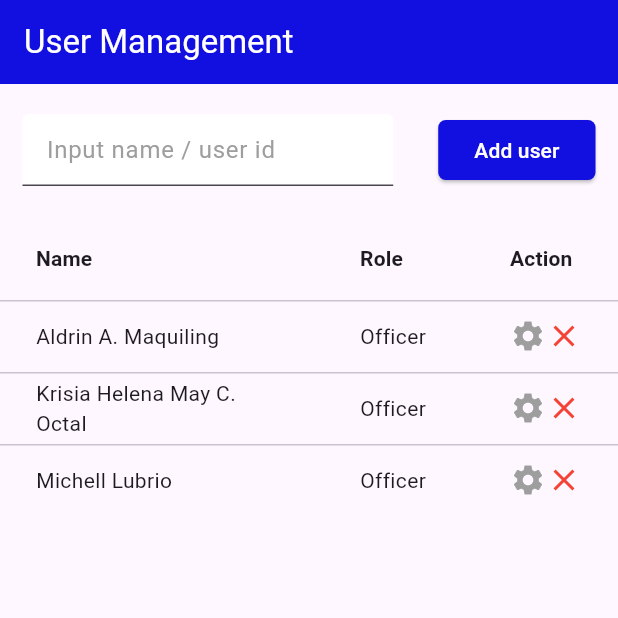
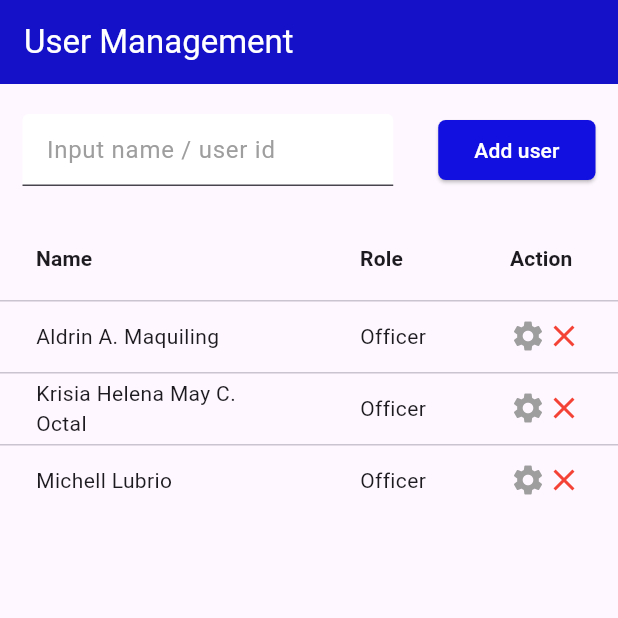
Before and after one commit to aldrinMaq/flutter-user-management, a Flutter app: the screen it shows after launch, on a phone screen of 412 x 824 dp, the top half of it. Run offline on Flutter 3.47's test engine with Material 3 defaults, Android fonts, the phone set to English and light mode, and no system bars.

Commit message:
colorupdate

```diff
--- a/lib/officers.dart
+++ b/lib/officers.dart
@@ -16,7 +16,7 @@ class _OfficerPageState extends State<OfficerPage> {
             'User Management',
             style: TextStyle(color: Colors.white),
           ),
-          backgroundColor: const Color.fromARGB(255, 18, 15, 225)),
+          backgroundColor: const Color.fromARGB(255, 20, 17, 201)),
       body: Column(
         children: [
           Padding(
@@ -39,7 +39,7 @@ class _OfficerPageState extends State<OfficerPage> {
                 ElevatedButton(
                   onPressed: () {},
                   style: ElevatedButton.styleFrom(
-                      backgroundColor:  const Color.fromARGB(255, 18, 15, 225),
+                      backgroundColor: const Color.fromARGB(255, 18, 15, 225),
                       foregroundColor: Colors.white,
                       shape: const RoundedRectangleBorder(
                         borderRadius: BorderRadius.all(Radius.circular(5)),
```
